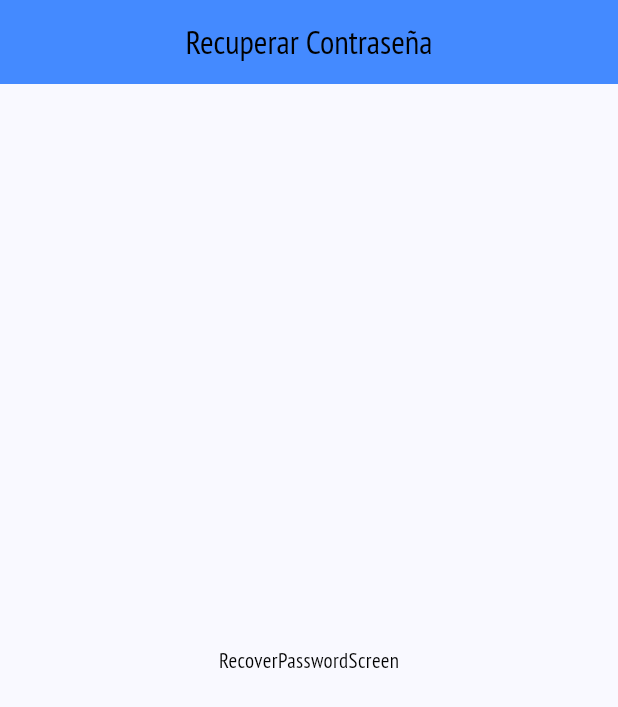
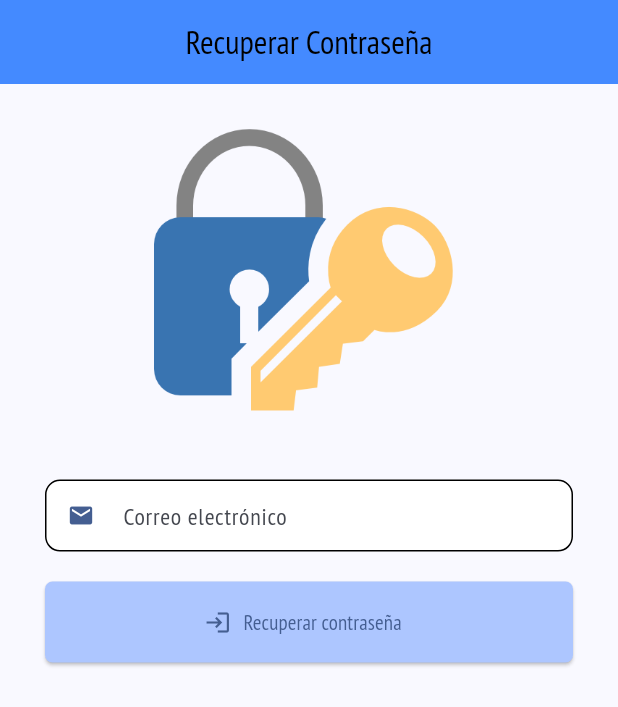
Before and after one commit to LuisPulenta/KPGeoDataApp, a Flutter app: the RecoverPasswordScreen screen opened by its route, on a phone screen of 412 x 824 dp. Shown: the top 707 px of the screen. Run offline on Flutter 3.47's test engine with Material 2 defaults, Android fonts, the phone set to English and light mode, and no system bars; our stand-ins replace flutter_bloc, flutter_riverpod, formz, go_router.

Commit message:
RecoverPassword

```diff
--- /dev/null
+++ b/lib/presentation/blocs/recoverpassword/recoverpassword_cubit.dart
@@ -0,0 +1,27 @@
+import 'package:flutter_bloc/flutter_bloc.dart';
+import 'package:formz/formz.dart';
+import 'package:kpgeodataapp/infrastructure/inputs/inputs.dart';
+
+part 'recoverpassword_state.dart';
+
+class RecoverPasswordCubit extends Cubit<RecoverPasswordFormState> {
+  RecoverPasswordCubit() : super(const RecoverPasswordFormState());
+
+  void onSubmit() {
+    emit(state.copyWith(
+      formStatus: FormStatus.validating,
+      email: Email.dirty(state.email.value),
+      isValid: Formz.validate([state.email]),
+    ));
+  }
+
+  void emailChanged(String value) {
+    final email = Email.dirty(value);
+    emit(
+      state.copyWith(
+        email: email,
+        isValid: Formz.validate([email]),
+      ),
+    );
+  }
+}
--- /dev/null
+++ b/lib/presentation/blocs/recoverpassword/recoverpassword_state.dart
@@ -0,0 +1,31 @@
+part of 'recoverpassword_cubit.dart';
+
+enum FormStatus { invalid, valid, validating }
+
+class RecoverPasswordFormState {
+  final FormStatus formStatus;
+  final bool isValid;
+  final Email email;
+
+  const RecoverPasswordFormState({
+    this.formStatus = FormStatus.invalid,
+    this.isValid = false,
+    this.email = const Email.pure(),
+  });
+
+  RecoverPasswordFormState copyWith({
+    FormStatus? formStatus,
+    bool? isValid,
+    Email? email,
+    Password? password,
+    bool? showPassword,
+  }) =>
+      RecoverPasswordFormState(
+        formStatus: formStatus ?? this.formStatus,
+        isValid: isValid ?? this.isValid,
+        email: email ?? this.email,
+      );
+
+  @override
+  List<Object> get props => [formStatus, isValid, email];
+}
--- a/lib/presentation/screens/recover_password_screen.dart
+++ b/lib/presentation/screens/recover_password_screen.dart
@@ -1,4 +1,7 @@
 import 'package:flutter/material.dart';
+import 'package:flutter_bloc/flutter_bloc.dart';
+import 'package:kpgeodataapp/presentation/blocs/recoverpassword/recoverpassword_cubit.dart';
+import 'package:kpgeodataapp/presentation/widgets/widgets.dart';
 
 class RecoverPasswordScreen extends StatelessWidget {
   const RecoverPasswordScreen({Key? key}) : super(key: key);
@@ -10,9 +13,104 @@ class RecoverPasswordScreen extends StatelessWidget {
         title: const Text('Recuperar Contraseña'),
         centerTitle: true,
       ),
-      body: const Center(
-        child: Text('RecoverPasswordScreen'),
+      body: BlocProvider(
+          create: (context) => RecoverPasswordCubit(),
+          child: const _RecoverPasswordView()),
+    );
+  }
+}
+
+//---------------------------------------------------------------
+//------------------- _RecoverPasswordView ----------------------
+//---------------------------------------------------------------
+class _RecoverPasswordView extends StatelessWidget {
+  const _RecoverPasswordView({
+    super.key,
+  });
+
+  @override
+  Widget build(BuildContext context) {
+    final size = MediaQuery.of(context).size;
+    final colors = Theme.of(context).colorScheme;
+    final textStyles = Theme.of(context).textTheme;
+    return Padding(
+      padding: const EdgeInsets.symmetric(horizontal: 20),
+      child: SingleChildScrollView(
+        child: Column(
+          mainAxisAlignment: MainAxisAlignment.start,
+          children: [
+            Padding(
+              padding: EdgeInsets.only(top: size.height * 0),
+              child: Image(
+                image: const AssetImage('assets/recoverpassword.png'),
+                width: size.width * 0.6,
+              ),
+            ),
+            SizedBox(
+              height: size.height * 0.01,
+            ),
+            _RecoverPassword(),
+            SizedBox(
+              height: size.height * 0.05,
+            ),
+          ],
+        ),
       ),
     );
   }
 }
+
+//---------------------------------------------------------
+//-------------------- _RecoverPassword -------------------
+//---------------------------------------------------------
+
+class _RecoverPassword extends StatelessWidget {
+  const _RecoverPassword();
+
+  @override
+  Widget build(BuildContext context) {
+    final size = MediaQuery.of(context).size;
+    final colors = Theme.of(context).colorScheme;
+    final textStyles = Theme.of(context).textTheme;
+    final recoverPasswordCubit = context.watch<RecoverPasswordCubit>();
+    final email = recoverPasswordCubit.state.email;
+
+    return Form(
+      child: Padding(
+        padding: const EdgeInsets.symmetric(horizontal: 10),
+        child: Column(
+          children: [
+            SizedBox(
+              height: size.height * 0.01,
+            ),
+            CustomTextFormField(
+              label: 'Correo electrónico',
+              hint: 'Ingrese Correo electrónico...',
+              errorMessage: email.errorMessage,
+              prefixIcon: Icons.email,
+              onChanged: (value) {
+                recoverPasswordCubit.emailChanged(value);
+              },
+            ),
+            const SizedBox(
+              height: 20,
+            ),
+            CustomButton(
+              color: colors.inversePrimary,
+              text: 'Recuperar contraseña',
+              icon: Icons.login,
+              width: double.infinity,
+              height: 54,
+              onPressed: () {
+                recoverPasswordCubit.onSubmit();
+              },
+            ),
+            SizedBox(
+              height: size.height * 0.0125,
+            ),
+          ],
+        ),
+      ),
+    );
+  }
+}
```
Also changed, not shown: assets/recoverpassword.png (added).
